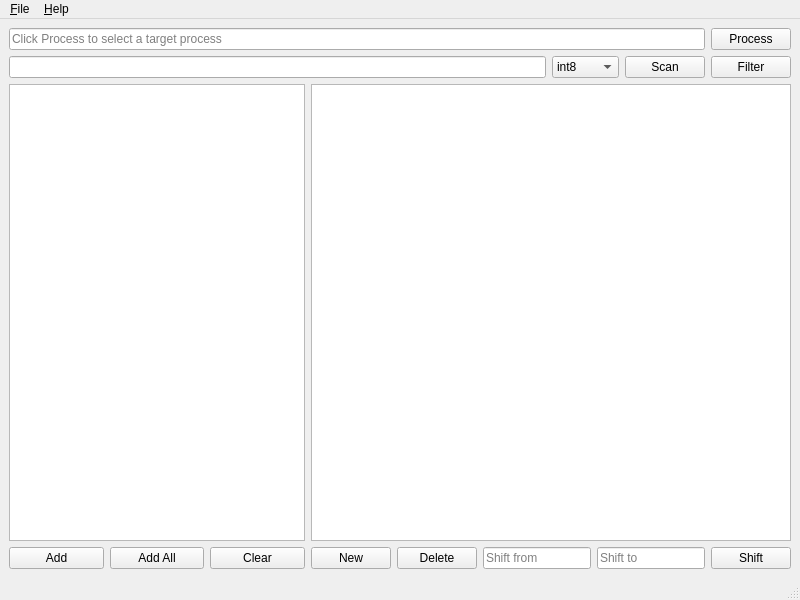
Old version of the form ui/main-qt.ui in the repository allencch/med.
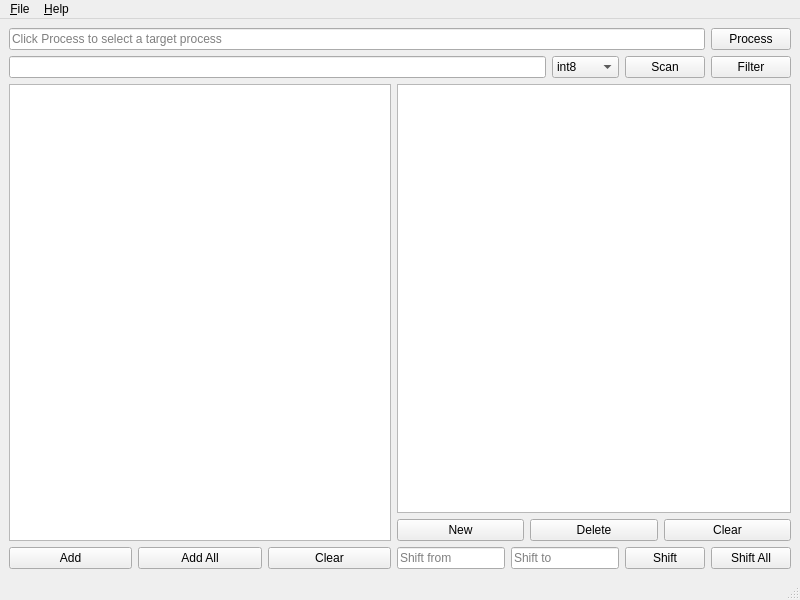
New version of the form.

Commit message: Update UI; clear store

The edit to the form file:
```diff
--- a/ui/main-qt.ui
+++ b/ui/main-qt.ui
@@ -154,6 +154,17 @@
            </widget>
           </item>
           <item>
+           <widget class="QPushButton" name="addressClear">
+            <property name="text">
+             <string>Clear</string>
+            </property>
+           </widget>
+          </item>
+         </layout>
+        </item>
+        <item>
+         <layout class="QHBoxLayout" name="horizontalLayout_6">
+          <item>
            <widget class="QLineEdit" name="shiftFrom">
             <property name="placeholderText">
              <string>Shift from</string>
@@ -174,6 +185,13 @@
             </property>
            </widget>
           </item>
+          <item>
+           <widget class="QPushButton" name="addressShiftAll">
+            <property name="text">
+             <string>Shift All</string>
+            </property>
+           </widget>
+          </item>
          </layout>
         </item>
        </layout>
```
The commit also changes 5 other files.
